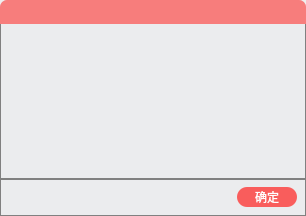
Before: the Qt Designer form gui/messageWidget.ui in WatsonJay/tomato_farm, drawn with Qt 5.
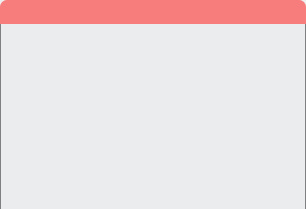
After: the same form once the commit is applied. Icons and pictures are not drawn.

```diff
--- a/gui/messageWidget.ui
+++ b/gui/messageWidget.ui
@@ -7,13 +7,13 @@
     <x>0</x>
     <y>0</y>
     <width>306</width>
-    <height>216</height>
+    <height>209</height>
    </rect>
   </property>
   <property name="windowTitle">
    <string>Form</string>
   </property>
-  <layout class="QVBoxLayout" name="verticalLayout_2" stretch="0,9,0">
+  <layout class="QVBoxLayout" name="verticalLayout_2" stretch="0,9">
    <property name="spacing">
     <number>0</number>
    </property>
@@ -118,12 +118,24 @@
 }</string>
      </property>
      <layout class="QVBoxLayout" name="verticalLayout">
+      <property name="leftMargin">
+       <number>20</number>
+      </property>
+      <property name="topMargin">
+       <number>15</number>
+      </property>
+      <property name="rightMargin">
+       <number>20</number>
+      </property>
+      <property name="bottomMargin">
+       <number>15</number>
+      </property>
       <item>
        <widget class="QLabel" name="label">
         <property name="font">
          <font>
           <family>Microsoft YaHei UI</family>
-          <pointsize>11</pointsize>
+          <pointsize>12</pointsize>
          </font>
         </property>
         <property name="text">
@@ -140,66 +152,6 @@
      </layout>
     </widget>
    </item>
-   <item>
-    <widget class="QWidget" name="bottomWidget" native="true">
-     <property name="styleSheet">
-      <string notr="true">QWidget{
-	background:rgba(233, 234, 237, 200);
-	border:1px solid gray;
-	border-top:2px solid gray;
-}</string>
-     </property>
-     <layout class="QHBoxLayout" name="horizontalLayout">
-      <property name="topMargin">
-       <number>9</number>
-      </property>
-      <property name="bottomMargin">
-       <number>9</number>
-      </property>
-      <item>
-       <spacer name="horizontalSpacer">
-        <property name="orientation">
-         <enum>Qt::Horizontal</enum>
-        </property>
-        <property name="sizeHint" stdset="0">
-         <size>
-          <width>40</width>
-          <height>20</height>
-         </size>
-        </property>
-       </spacer>
-      </item>
-      <item>
-       <widget class="QPushButton" name="pushButton">
-        <property name="minimumSize">
-         <size>
-          <width>60</width>
-          <height>20</height>
-         </size>
-        </property>
-        <property name="styleSheet">
-         <string notr="true">QPushButton{
-	border:none;
-	color:white;
-	border-radius:10px;
-	background:#F95D5C;
-}
-QPushButton:hover{
-	background:#aa3e3e;
-}
-QPushButton:pressed{
-	border:1px solid white;
-	background:#aa3e3e;
-}</string>
-        </property>
-        <property name="text">
-         <string>确定</string>
-        </property>
-       </widget>
-      </item>
-     </layout>
-    </widget>
-   </item>
   </layout>
  </widget>
  <resources>
```
Left out of the diff: 2 changed lines with no effect on the pictures.
